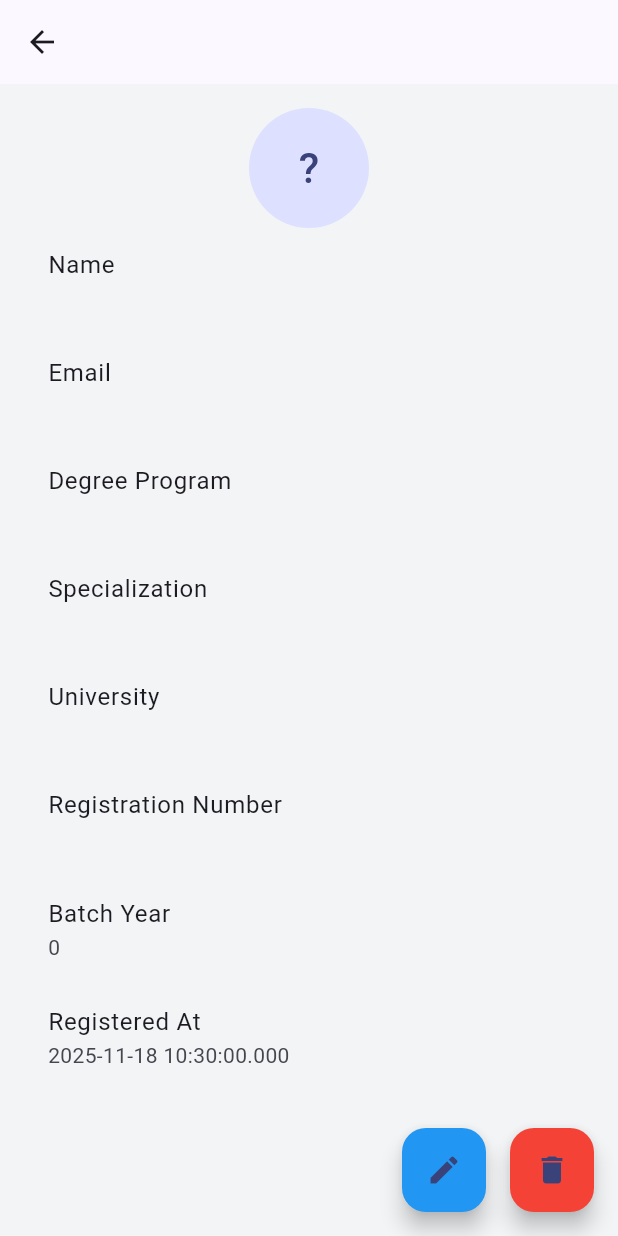
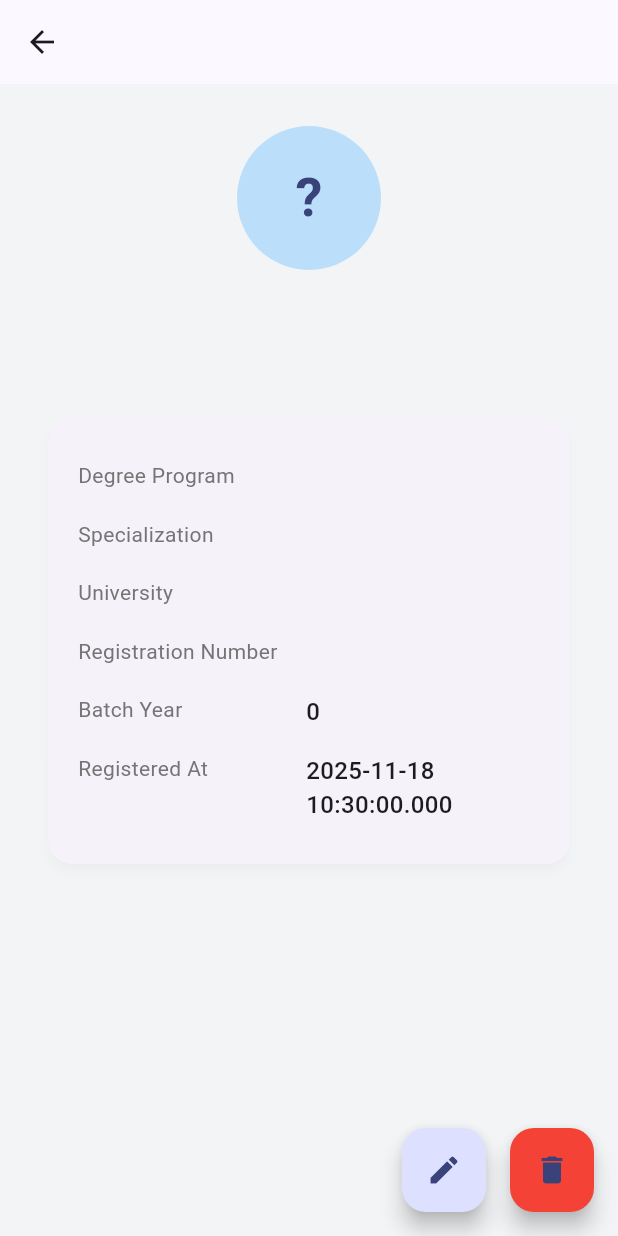
Before and after one commit to PraveenLiyanage/user-system, a Flutter app: the StudentDetailScreen screen opened directly with empty values, on a phone screen of 412 x 824 dp. Run offline on Flutter 3.47's test engine with Material 3 defaults, Android fonts, the phone set to English and light mode, and no system bars; network calls fail.

```diff
--- a/student_app/lib/screens/student_detail_screen.dart
+++ b/student_app/lib/screens/student_detail_screen.dart
@@ -3,7 +3,7 @@ import '../models/student.dart';
 import '../services/api_service.dart';
 import 'student_form_screen.dart';
 
-class StudentDetailScreen extends StatefulWidget{
+class StudentDetailScreen extends StatefulWidget {
   final Student student;
 
   const StudentDetailScreen({super.key, required this.student});
@@ -12,16 +12,17 @@ class StudentDetailScreen extends StatefulWidget{
   State<StudentDetailScreen> createState() => _StudentDetailScreenState();
 }
 
-class _StudentDetailScreenState extends State<StudentDetailScreen>{
+class _StudentDetailScreenState extends State<StudentDetailScreen> {
   final ApiService _api = ApiService();
   bool _deleting = false;
 
   Future<void> _delete() async {
     final confirm = await showDialog<bool>(
       context: context,
-      builder:(context) => AlertDialog(
+      builder: (context) => AlertDialog(
         title: const Text('Delete Profile?'),
-        content: const Text('Are you sure you want to delete this student profile? This action cannot be undone.'),
+        content: const Text(
+            'Are you sure you want to delete this student profile? This action cannot be undone.'),
         actions: [
           TextButton(
             onPressed: () => Navigator.pop(context, false),
@@ -29,7 +30,10 @@ class _StudentDetailScreenState extends State<StudentDetailScreen>{
           ),
           TextButton(
             onPressed: () => Navigator.pop(context, true),
-            child: const Text('Delete', style: TextStyle(color: Colors.red)),
+            child: const Text(
+              'Delete',
+              style: TextStyle(color: Colors.red),
+            ),
           ),
         ],
       ),
@@ -37,14 +41,12 @@ class _StudentDetailScreenState extends State<StudentDetailScreen>{
 
     if (confirm != true) return;
 
-    setState(() {
-      _deleting = true;
-    });
+    setState(() => _deleting = true);
 
     try {
       await _api.deleteStudent(widget.student.id);
       if (mounted) {
-        Navigator.pop(context, true); // Indicate deletion
+        Navigator.pop(context, true); // tell list: changed
       }
     } catch (e) {
       if (mounted) {
@@ -57,7 +59,7 @@ class _StudentDetailScreenState extends State<StudentDetailScreen>{
     }
   }
 
-  Future<void> _edit() async{
+  Future<void> _edit() async {
     final changed = await Navigator.push<bool>(
       context,
       MaterialPageRoute(
@@ -65,84 +67,112 @@ class _StudentDetailScreenState extends State<StudentDetailScreen>{
       ),
     );
 
-    if (changed == true && mounted){
-      Navigator.pop(context, true); // Indicate edited
+    if (changed == true && mounted) {
+      Navigator.pop(context, true); // go back & trigger refresh
     }
   }
 
   @override
-  Widget build(BuildContext context){
+  Widget build(BuildContext context) {
     final s = widget.student;
 
     return Scaffold(
       appBar: AppBar(
         title: Text(s.name),
       ),
-
-      body: ListView(
-        padding: const EdgeInsets.all(16.0),
+      body: SingleChildScrollView(
+        padding: const EdgeInsets.all(28),
+        child: Column(
           children: [
-          Center(
-            child: Hero(tag: 'avatar_${s.id}', child: CircleAvatar(
-            radius: 40,
+            // Header
+            Column(
+              children: [
+                Hero(
+                  tag: 'avatar_${s.id}',
+                  child: CircleAvatar(
+                    radius: 48,
+                    backgroundColor: Colors.blue.shade100,
                     child: Text(
-              s.name.isNotEmpty ? s.name[0].toUpperCase(): '?',
-              style: const TextStyle(fontSize: 28),
+                      s.name.isNotEmpty ? s.name[0].toUpperCase() : '?',
+                      style: const TextStyle(
+                        fontSize: 36,
+                        fontWeight: FontWeight.bold,
                       ),
                     ),
                   ),
                 ),
-          ListTile(
-            title: const Text('Name'),
-            subtitle: Text(s.name),
+                const SizedBox(height: 12),
+                Text(
+                  s.name,
+                  style: const TextStyle(
+                    fontSize: 24,
+                    fontWeight: FontWeight.bold,
                   ),
-          ListTile(
-            title: const Text('Email'),
-            subtitle: Text(s.email),
                 ),
-          ListTile(
-            title: const Text('Degree Program'),
-            subtitle: Text(s.degreeProgram ?? 'N/A'),
+                const SizedBox(height: 4),
+                Text(
+                  s.email,
+                  style: const TextStyle(
+                    fontSize: 14,
+                    color: Color(0xFF757575),
                   ),
-          ListTile(
-            title: const Text('Specialization'),
-            subtitle: Text(s.specialization ?? 'N/A'),
                 ),
-          ListTile(
-            title: const Text('University'),
-            subtitle: Text(s.university ?? 'N/A'),
-          ),
-          ListTile(
-            title: const Text('Registration Number'),
-            subtitle: Text(s.registrationNumber ?? 'N/A'),
-          ),
-          ListTile(
-            title: const Text('Batch Year'),
-            subtitle: Text(s.batchYear?.toString() ?? 'N/A'),
-          ),
-          ListTile(
-            title: const Text('Registered At'),
-            subtitle: Text(s.createdAt.toLocal().toString()),
-          ),
-        ]
+              ],
             ),
 
+            const SizedBox(height: 24),
+
+            // Info Card
+            Card(
+              elevation: 3,
+              shadowColor: Colors.black12,
+              shape: RoundedRectangleBorder(
+                borderRadius: BorderRadius.circular(16),
+              ),
+              child: Padding(
+                padding: const EdgeInsets.all(20),
+                child: Column(
+                  children: [
+                    _infoRow('Degree Program', s.degreeProgram ?? 'N/A'),
+                    _infoRow('Specialization', s.specialization ?? 'N/A'),
+                    _infoRow('University', s.university ?? 'N/A'),
+                    _infoRow(
+                        'Registration Number', s.registrationNumber ?? 'N/A'),
+                    _infoRow('Batch Year', s.batchYear?.toString() ?? 'N/A'),
+                    _infoRow(
+                      'Registered At',
+                      s.createdAt.toLocal().toString(),
+                    ),
+                  ],
+                ),
+              ),
+            ),
+          ],
+        ),
+      ),
+
+      // Edit & Delete FABs
       floatingActionButton: Row(
-        mainAxisAlignment: MainAxisAlignment.end,
+        mainAxisSize: MainAxisSize.min,
         children: [
           FloatingActionButton(
-            onPressed: _deleting ? null : _edit,
-            backgroundColor: Colors.blue,
+            heroTag: 'edit_${s.id}',
+            onPressed: _edit,
             child: const Icon(Icons.edit),
           ),
           const SizedBox(width: 16),
           FloatingActionButton(
+            heroTag: 'delete_${s.id}',
+            backgroundColor: Colors.red,
             onPressed: _deleting ? null : _delete,
-            backgroundColor: Colors.red,
             child: _deleting
-                ? const CircularProgressIndicator(
+                ? const SizedBox(
+                    width: 20,
+                    height: 20,
+                    child: CircularProgressIndicator(
                       strokeWidth: 2,
                       valueColor: AlwaysStoppedAnimation(Colors.white),
+                    ),
                   )
                 : const Icon(Icons.delete),
           ),
@@ -150,4 +180,35 @@ class _StudentDetailScreenState extends State<StudentDetailScreen>{
       ),
     );
   }
+
+  Widget _infoRow(String label, String value) {
+    return Padding(
+      padding: const EdgeInsets.symmetric(vertical: 8),
+      child: Row(
+        crossAxisAlignment: CrossAxisAlignment.start,
+        children: [
+          SizedBox(
+            width: 140,
+            child: Text(
+              label,
+              style: TextStyle(
+                fontSize: 14,
+                color: Colors.grey.shade600,
+              ),
+            ),
+          ),
+          const SizedBox(width: 12),
+          Expanded(
+            child: Text(
+              value,
+              style: const TextStyle(
+                fontSize: 16,
+                fontWeight: FontWeight.w500,
+              ),
+            ),
+          ),
+        ],
+      ),
+    );
   }
+}
```
Lines whose indentation alone changed are shown as unchanged.
